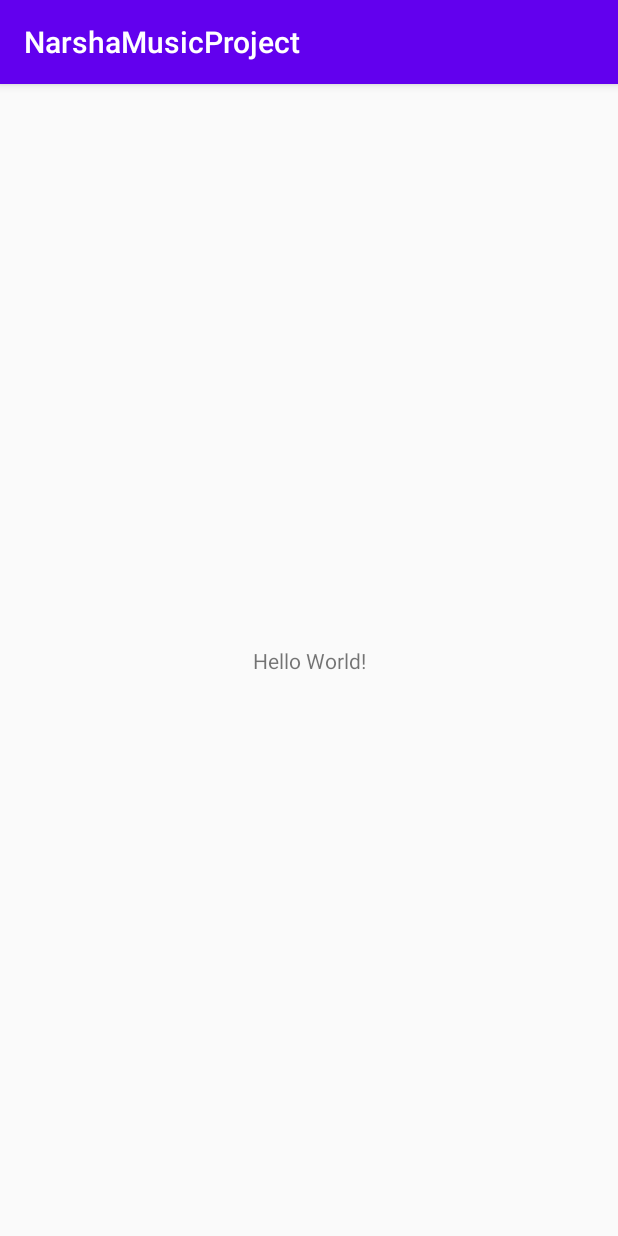
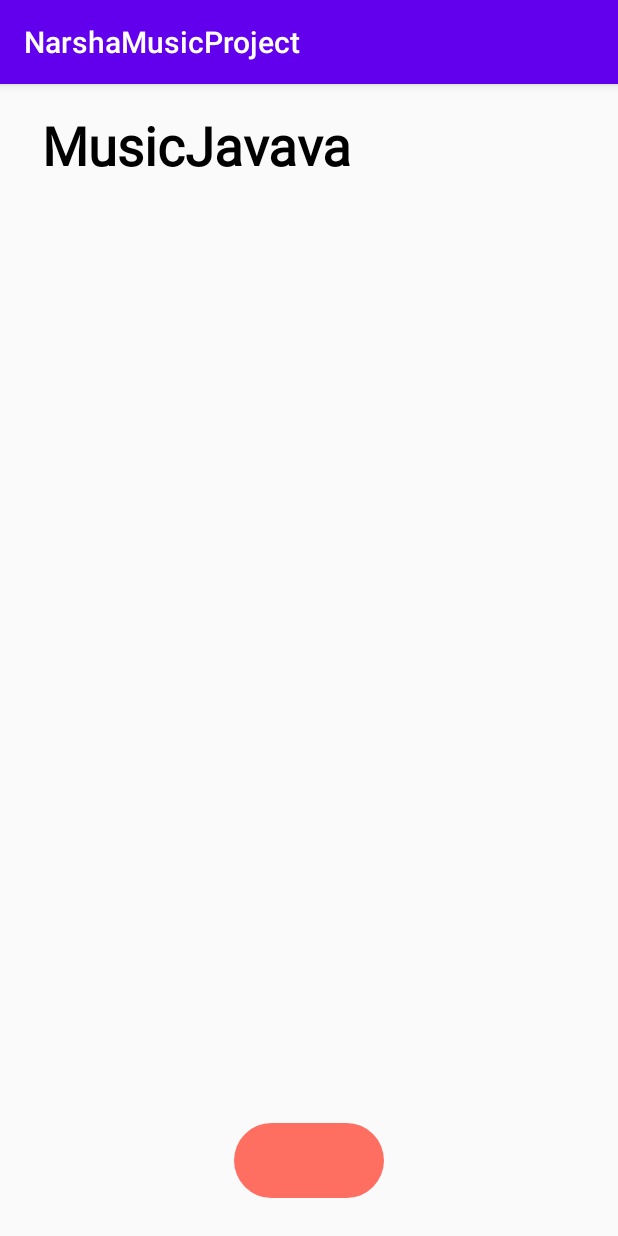
Before and after one commit to yangjunhyuk333/NarshaMusicProject, an Android app: the screen it shows after launch (MainActivity), on a phone screen of 412 x 824 dp. Run offline under Robolectric (Android 15) with nearby library versions, the light colour scheme and no system bars.

Commit message:
Add Layout Add CardView Add RecyclerView

```diff
--- a/app/build.gradle
+++ b/app/build.gradle
@@ -29,5 +29,7 @@ dependencies {
     testImplementation 'junit:junit:4.12'
     androidTestImplementation 'androidx.test.ext:junit:1.1.1'
     androidTestImplementation 'androidx.test.espresso:espresso-core:3.2.0'
+    implementation 'androidx.cardview:cardview:1.0.0'
+    implementation 'com.android.support:design:29.0.0'
 
 }
--- a/app/src/main/AndroidManifest.xml
+++ b/app/src/main/AndroidManifest.xml
@@ -1,6 +1,6 @@
 <?xml version="1.0" encoding="utf-8"?>
 <manifest xmlns:android="http://schemas.android.com/apk/res/android"
-    package="com.junhyuk.narshamusicproject">
+    package="com.junhyuk.narshamusicproject" >
 
     <application
         android:allowBackup="true"
@@ -8,8 +8,8 @@
         android:label="@string/app_name"
         android:roundIcon="@mipmap/ic_launcher_round"
         android:supportsRtl="true"
-        android:theme="@style/AppTheme">
-        <activity android:name=".MainActivity">
+        android:theme="@style/AppTheme" >
+        <activity android:name=".MainActivity" >
             <intent-filter>
                 <action android:name="android.intent.action.MAIN" />
 
--- a/app/src/main/java/com/junhyuk/narshamusicproject/MainActivity.java
+++ b/app/src/main/java/com/junhyuk/narshamusicproject/MainActivity.java
@@ -1,7 +1,6 @@
 package com.junhyuk.narshamusicproject;
 
 import androidx.appcompat.app.AppCompatActivity;
-
 import android.os.Bundle;
 
 public class MainActivity extends AppCompatActivity {
@@ -11,4 +10,5 @@ public class MainActivity extends AppCompatActivity {
         super.onCreate(savedInstanceState);
         setContentView(R.layout.activity_main);
     }
+
 }
--- /dev/null
+++ b/app/src/main/res/drawable/call_api.xml
@@ -0,0 +1,13 @@
+<?xml version="1.0" encoding="utf-8"?>
+<shape xmlns:android="http://schemas.android.com/apk/res/android">
+    <corners
+        android:radius="1000dp"
+        />
+    <size
+        android:width="100dp"
+        android:height="50dp"
+        />
+    <solid
+        android:color="@color/colorMain"
+        />
+</shape>
--- /dev/null
+++ b/app/src/main/res/font/fontstyle.xml
@@ -0,0 +1,7 @@
+<?xml version="1.0" encoding="utf-8"?>
+<font-family xmlns:android="http://schemas.android.com/apk/res/android">
+    <font
+        android:fontStyle="normal"
+        android:fontWeight="400"
+        android:font="@font/Jalnan"/>
+</font-family>
--- a/app/src/main/res/layout/activity_main.xml
+++ b/app/src/main/res/layout/activity_main.xml
@@ -1,18 +1,46 @@
 <?xml version="1.0" encoding="utf-8"?>
-<androidx.constraintlayout.widget.ConstraintLayout xmlns:android="http://schemas.android.com/apk/res/android"
+<androidx.constraintlayout.widget.ConstraintLayout
+    xmlns:android="http://schemas.android.com/apk/res/android"
+    xmlns:tools="http://schemas.android.com/tools"
     xmlns:app="http://schemas.android.com/apk/res-auto"
-    xmlns:tools="http://schemas.android.com/tools"
     android:layout_width="match_parent"
     android:layout_height="match_parent"
     tools:context=".MainActivity">
 
     <TextView
+        android:id="@+id/textView"
         android:layout_width="wrap_content"
         android:layout_height="wrap_content"
-        android:text="Hello World!"
+        android:fontFamily="@font/fontstyle"
+        android:text="MusicJavava"
+        android:textColor="@color/colorBlack"
+        android:textSize="35dp"
+        android:textStyle="bold"
         app:layout_constraintBottom_toBottomOf="parent"
-        app:layout_constraintLeft_toLeftOf="parent"
-        app:layout_constraintRight_toRightOf="parent"
-        app:layout_constraintTop_toTopOf="parent" />
+        app:layout_constraintEnd_toEndOf="parent"
+        app:layout_constraintHorizontal_bias="0.135"
+        app:layout_constraintStart_toStartOf="parent"
+        app:layout_constraintTop_toTopOf="parent"
+        app:layout_constraintVertical_bias="0.024" />
+
+    <FrameLayout
+        android:id="@+id/frameLayout"
+        android:layout_width="350dp"
+        android:layout_height="500dp"
+        app:layout_constraintBottom_toBottomOf="parent"
+        app:layout_constraintEnd_toEndOf="parent"
+        app:layout_constraintStart_toStartOf="parent"
+        app:layout_constraintTop_toBottomOf="@+id/textView" />
+
+    <ImageButton
+        android:layout_width="wrap_content"
+        android:layout_height="wrap_content"
+        android:background="@android:color/transparent"
+        android:src="@drawable/call_api"
+        app:layout_constraintBottom_toBottomOf="parent"
+        app:layout_constraintEnd_toEndOf="parent"
+        app:layout_constraintStart_toStartOf="parent"
+        app:layout_constraintTop_toBottomOf="@+id/frameLayout" />
+
 
 </androidx.constraintlayout.widget.ConstraintLayout>
--- a/app/src/main/res/values/colors.xml
+++ b/app/src/main/res/values/colors.xml
@@ -3,4 +3,7 @@
     <color name="colorPrimary">#6200EE</color>
     <color name="colorPrimaryDark">#3700B3</color>
     <color name="colorAccent">#03DAC5</color>
+    <color name="colorMain">#FF6F61</color>
+    <color name="colorWhite">#FFFFFF</color>
+    <color name="colorBlack">#000000</color>
 </resources>
```
Also changed, not shown: app/src/main/res/drawable/music_list.xml (added, +15 -0 lines), app/src/main/res/layout/cardview.xml (added, +38 -0 lines), app/src/main/res/layout/fragment_recyclerview.xml (added, +10 -0 lines), 1 other file.
